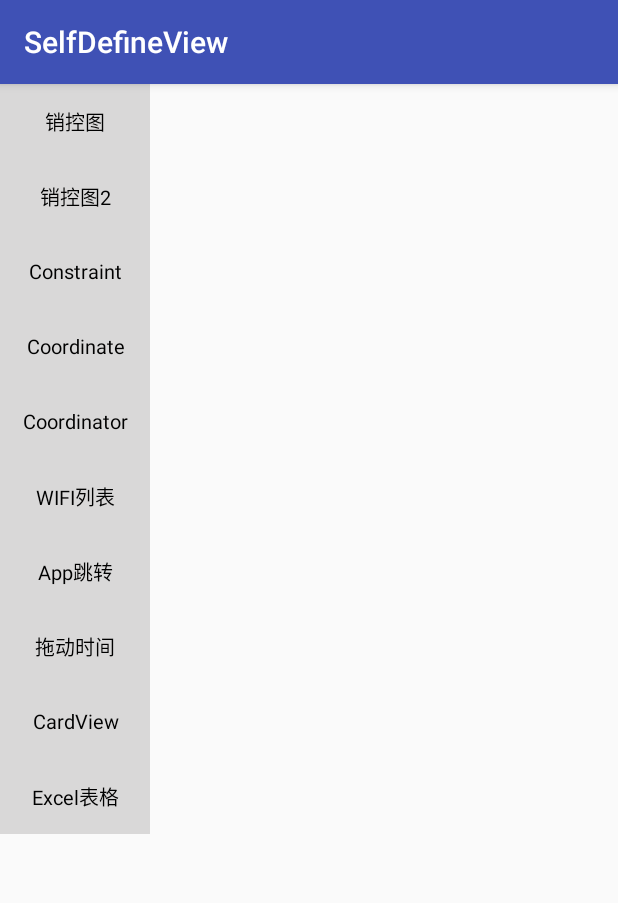
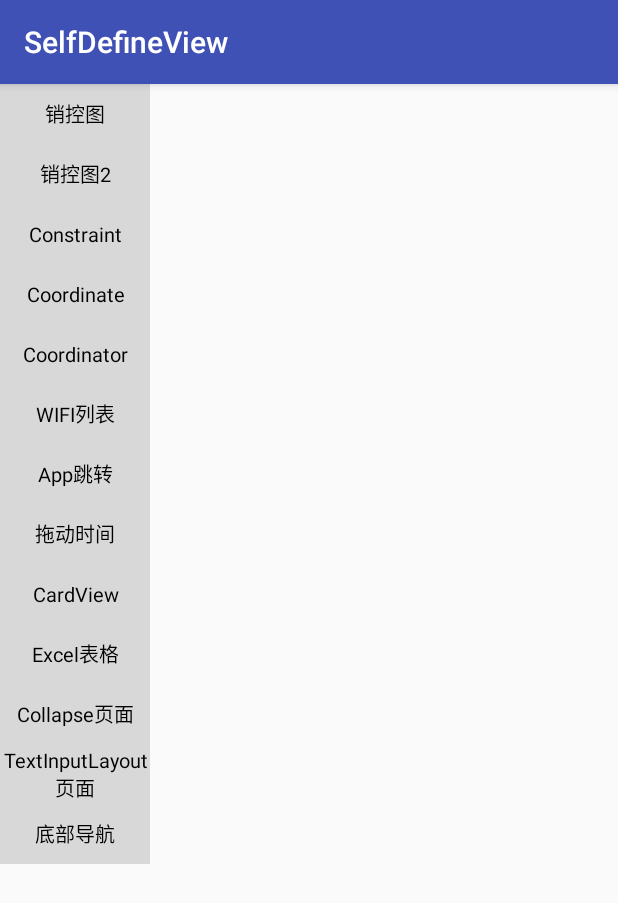
Before and after one commit to xiaochuanchuanzi/SelfDefineView, an Android app: the screen it shows after launch (MainActivity), on a phone screen of 412 x 824 dp. Shown: the top 903 px of the screen. Run offline under Robolectric (Android 15) with nearby library versions, the phone set to English and light mode, and no system bars.

Commit message:
增加design库控件特效

```diff
--- a/app/src/main/res/layout/activity_main.xml
+++ b/app/src/main/res/layout/activity_main.xml
@@ -13,7 +13,7 @@
 
         <TextView
             android:layout_width="100dp"
-            android:layout_height="50dp"
+            android:layout_height="40dp"
             android:background="@color/gray"
             android:gravity="center"
             android:onClick="enterXiaoKongtu"
@@ -23,7 +23,7 @@
 
         <TextView
             android:layout_width="100dp"
-            android:layout_height="50dp"
+            android:layout_height="40dp"
             android:background="@color/gray"
             android:gravity="center"
             android:onClick="enterXiaoKongtu2"
@@ -33,7 +33,7 @@
 
         <TextView
             android:layout_width="100dp"
-            android:layout_height="50dp"
+            android:layout_height="40dp"
             android:background="@color/gray"
             android:gravity="center"
             android:onClick="enterXiaoKongtu3"
@@ -43,7 +43,7 @@
 
         <TextView
             android:layout_width="100dp"
-            android:layout_height="50dp"
+            android:layout_height="40dp"
             android:background="@color/gray"
             android:gravity="center"
             android:onClick="enterXiaoKongtu4"
@@ -53,7 +53,7 @@
 
         <TextView
             android:layout_width="100dp"
-            android:layout_height="50dp"
+            android:layout_height="40dp"
             android:background="@color/gray"
             android:gravity="center"
             android:onClick="enterXiaoKongtu10"
@@ -63,7 +63,7 @@
 
         <TextView
             android:layout_width="100dp"
-            android:layout_height="50dp"
+            android:layout_height="40dp"
             android:background="@color/gray"
             android:gravity="center"
             android:onClick="enterXiaoKongtu5"
@@ -72,7 +72,7 @@
             android:textSize="13dp" />
         <TextView
             android:layout_width="100dp"
-            android:layout_height="50dp"
+            android:layout_height="40dp"
             android:background="@color/gray"
             android:gravity="center"
             android:onClick="enterXiaoKongtu6"
@@ -81,7 +81,7 @@
             android:textSize="13dp" />
         <TextView
             android:layout_width="100dp"
-            android:layout_height="50dp"
+            android:layout_height="40dp"
             android:background="@color/gray"
             android:gravity="center"
             android:onClick="enterXiaoKongtu7"
@@ -90,7 +90,7 @@
             android:textSize="13dp" />
         <TextView
             android:layout_width="100dp"
-            android:layout_height="50dp"
+            android:layout_height="40dp"
             android:background="@color/gray"
             android:gravity="center"
             android:onClick="enterXiaoKongtu8"
@@ -99,13 +99,43 @@
             android:textSize="13dp" />
         <TextView
             android:layout_width="100dp"
-            android:layout_height="50dp"
+            android:layout_height="40dp"
             android:background="@color/gray"
             android:gravity="center"
             android:onClick="enterXiaoKongtu9"
             android:text="Excel表格"
             android:textColor="@color/black"
             android:textSize="13dp" />
+
+        <TextView
+            android:layout_width="100dp"
+            android:layout_height="40dp"
+            android:background="@color/gray"
+            android:gravity="center"
+            android:onClick="enterXiaoKongtu11"
+            android:text="Collapse页面"
+            android:textColor="@color/black"
+            android:textSize="13dp" />
+
+        <TextView
+            android:layout_width="100dp"
+            android:layout_height="40dp"
+            android:background="@color/gray"
+            android:gravity="center"
+            android:onClick="enterXiaoKongtu12"
+            android:text="TextInputLayout页面"
+            android:textColor="@color/black"
+            android:textSize="13dp" />
+
+        <TextView
+            android:layout_width="100dp"
+            android:layout_height="40dp"
+            android:background="@color/gray"
+            android:gravity="center"
+            android:onClick="enterXiaoKongtu13"
+            android:text="底部导航"
+            android:textColor="@color/black"
+            android:textSize="13dp" />
     </LinearLayout>
 
 </android.support.constraint.ConstraintLayout>
```
Also changed, not shown: app/src/main/AndroidManifest.xml (+7 -0 lines), app/src/main/java/test/com/selfdefineview/MainActivity.java (+30 -0 lines), app/src/main/java/test/com/selfdefineview/bottomnavigationview/BottomNavigationActivity.java (added, +24 -0 lines), app/src/main/java/test/com/selfdefineview/collapse/CollapseActivity.java (added, +62 -0 lines), app/src/main/java/test/com/selfdefineview/textinputlayout/TextInputActivity.java (added, +43 -0 lines), app/src/main/res/layout/activity_bottom_navigation.xml (added, +24 -0 lines), app/src/main/res/layout/activity_text_input.xml (added, +55 -0 lines), app/src/main/res/layout/collapse_layout.xml (added, +61 -0 lines), app/src/main/res/layout/item_simple_list_1.xml (added, +75 -0 lines), app/src/main/res/menu/menu_bottom_navigation.xml (added, +19 -0 lines), app/src/main/res/drawable-v24/ic_action_explore.png (added), app/src/main/res/drawable-v24/ic_action_home.png (added), app/src/main/res/drawable-v24/ic_action_me.png (added), app/src/main/res/mipmap-mdpi/ic_item_more.png (added), 3 more files.
